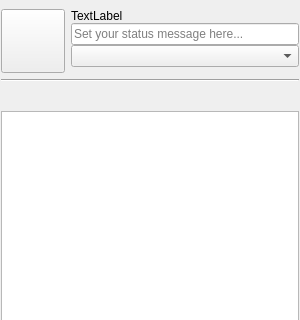
KDE/ktp-contact-list, file main-widget.ui: the form before one commit; both pictures show x 0 to 300 and y 0 to 320 of the 300 by 600 pixel window.
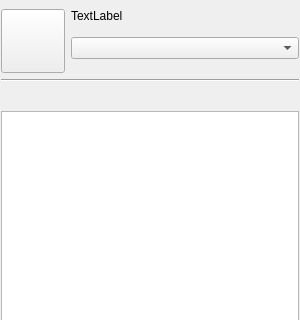
The form after the commit. Custom widgets are drawn as their Qt base class.

Commit message: Remove the special KLineEdit for setting presence message

The edit to the form file:
```diff
--- a/main-widget.ui
+++ b/main-widget.ui
@@ -29,16 +29,6 @@
       <property name="verticalSpacing">
        <number>0</number>
       </property>
-      <item row="1" column="1">
-       <widget class="KLineEdit" name="m_presenceMessageEdit">
-        <property name="placeholderText">
-         <string>Set your status message here...</string>
-        </property>
-        <property name="showClearButton" stdset="0">
-         <bool>true</bool>
-        </property>
-       </widget>
-      </item>
       <item row="0" column="1">
        <widget class="QLabel" name="m_userAccountNameLabel">
         <property name="text">
```
The commit also changes 4 other files.
